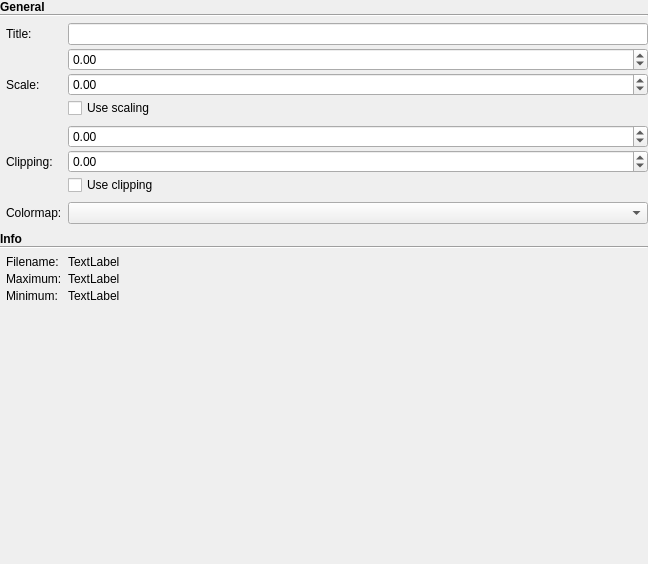
The window that mdt/data/qt_designs/maps_visualizer/MapSpecificOptions.ui (robbert-harms/MDT) describes before a commit, drawn with Qt 5.
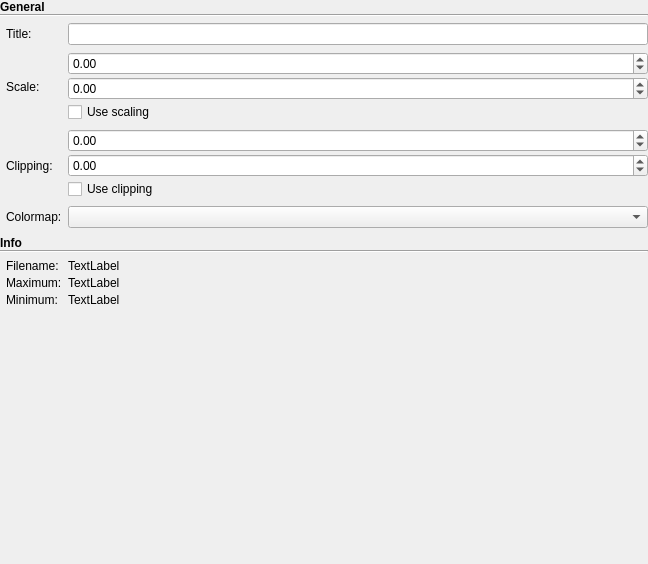
The same window after the commit. Custom widgets are drawn as their Qt base class.

```diff
--- a/mdt/data/qt_designs/maps_visualizer/MapSpecificOptions.ui
+++ b/mdt/data/qt_designs/maps_visualizer/MapSpecificOptions.ui
@@ -128,6 +128,9 @@
            <property name="spacing">
             <number>2</number>
            </property>
+           <property name="topMargin">
+            <number>4</number>
+           </property>
            <property name="bottomMargin">
             <number>4</number>
            </property>
```
